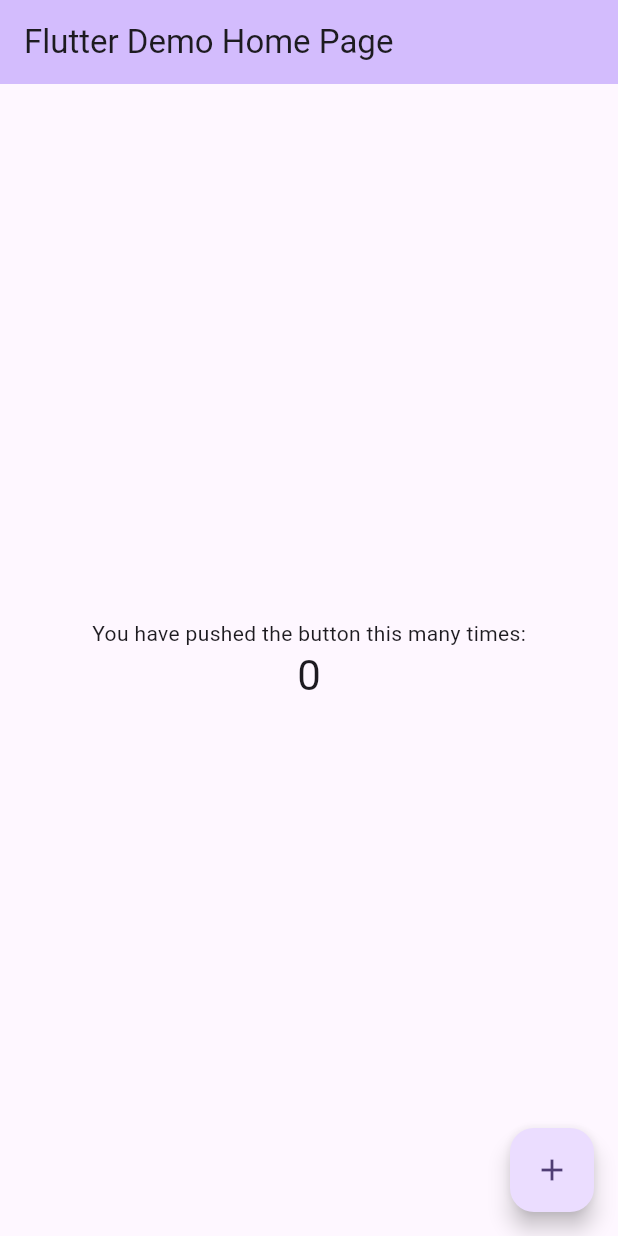
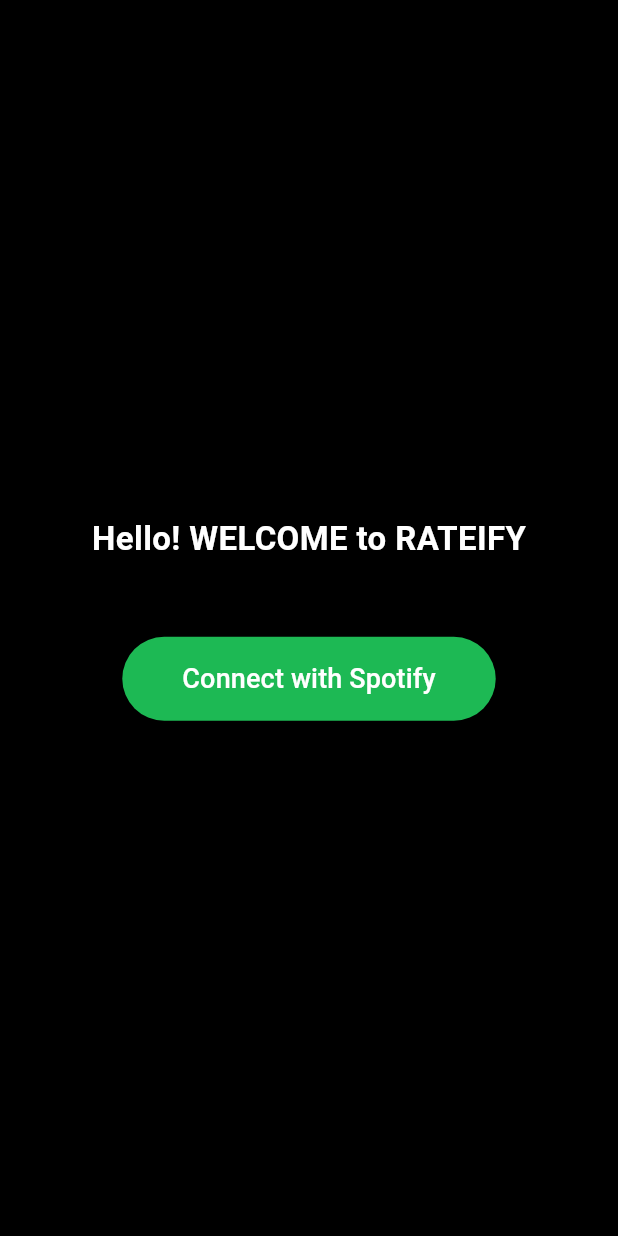
Before and after one commit to TimoSaut/ratify, a Flutter app: the screen it shows after launch, on a phone screen of 412 x 824 dp. Run offline on Flutter 3.47's test engine with Material 3 defaults, Android fonts, the light colour scheme and no system bars; missing offline and left inert: flutter_web_auth_2.

Commit message:
feat(auth): add welcome screen and auth dependency

```diff
--- a/lib/main.dart
+++ b/lib/main.dart
@@ -1,4 +1,5 @@
 import 'package:flutter/material.dart';
+import 'package:rateify/screens/welcome_screen.dart';
 
 void main() {
   runApp(const MyApp());
@@ -30,7 +31,7 @@
         // tested with just a hot reload.
         colorScheme: ColorScheme.fromSeed(seedColor: Colors.deepPurple),
       ),
-      home: const MyHomePage(title: 'Flutter Demo Home Page'),
+      home: const WelcomeScreen(),
     );
   }
 }
--- /dev/null
+++ b/lib/screens/welcome_screen.dart
@@ -0,0 +1,82 @@
+import 'package:flutter/material.dart';
+import 'package:flutter_web_auth_2/flutter_web_auth_2.dart';
+
+class WelcomeScreen extends StatelessWidget {
+  const WelcomeScreen({super.key});
+
+  Future<void> _loginWithSpotify(BuildContext context) async {
+    try {
+      const clientId = "f58b9e4fc6ec4df3ad283efe8cc5f9c9";
+      const redirectUri = "com.rateify.app://callback";
+      const scopes = "user-read-email playlist-modify-public";
+
+      final url =
+          "https://accounts.spotify.com/authorize?response_type=token&client_id=$clientId&redirect_uri=$redirectUri&scope=$scopes";
+
+      // Browser öffnen
+      final result = await FlutterWebAuth2.authenticate(
+        url: url,
+        callbackUrlScheme: "com.rateify.app"
+      );
+
+      // Token auslesen
+      final accessToken = Uri.parse(result).fragment
+          .split("&")
+          .firstWhere((e) => e.startsWith("access_token="))
+          .split("=")[1];
+
+      // Debug: Token ausgeben
+      // → in echt würdest du es speichern und für API Calls nutzen
+      // ignore: use_build_context_synchronously
+      ScaffoldMessenger.of(context).showSnackBar(
+        SnackBar(content: Text("Spotify Access Token: $accessToken")),
+      );
+    } catch (e) {
+      ScaffoldMessenger.of(context).showSnackBar(
+        SnackBar(content: Text("Login failed: $e")),
+      );
+    }
+  }
+
+  @override
+  Widget build(BuildContext context) {
+    return Scaffold(
+      backgroundColor: Colors.black,
+      body: SafeArea(
+        child: Center(
+          child: Column(
+            mainAxisAlignment: MainAxisAlignment.center,
+            children: [
+              const Text(
+                "Hello! WELCOME to RATEIFY",
+                style: TextStyle(
+                  color: Colors.white,
+                  fontSize: 22,
+                  fontWeight: FontWeight.bold,
+                ),
+              ),
+              const SizedBox(height: 50),
+              ElevatedButton(
+                style: ElevatedButton.styleFrom(
+                  backgroundColor: const Color(0xFF1DB954), // Spotify Grün
+                  padding: const EdgeInsets.symmetric(horizontal: 40, vertical: 15),
+                  shape: RoundedRectangleBorder(
+                    borderRadius: BorderRadius.circular(30),
+                  ),
+                ),
+                onPressed: () => _loginWithSpotify(context),
+                child: const Text(
+                  "Connect with Spotify",
+                  style: TextStyle(
+                    color: Colors.white,
+                    fontSize: 18,
+                  ),
+                ),
+              ),
+            ],
+          ),
+        ),
+      ),
+    );
+  }
+}
--- a/pubspec.yaml
+++ b/pubspec.yaml
@@ -30,6 +30,7 @@
 dependencies:
   flutter:
     sdk: flutter
+  flutter_web_auth_2: ^3.0.0
 
   # The following adds the Cupertino Icons font to your application.
   # Use with the CupertinoIcons class for iOS style icons.
```
Also changed, not shown: pubspec.lock, 14 other files.
